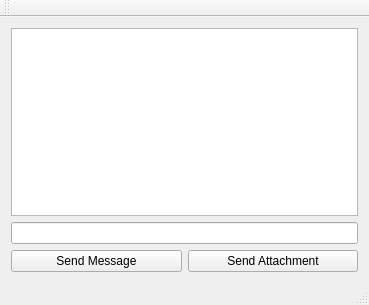
Qt form Project/Client/Client/mainwindow.ui (FinrodFelegund/Laborpraktikum) before a commit.
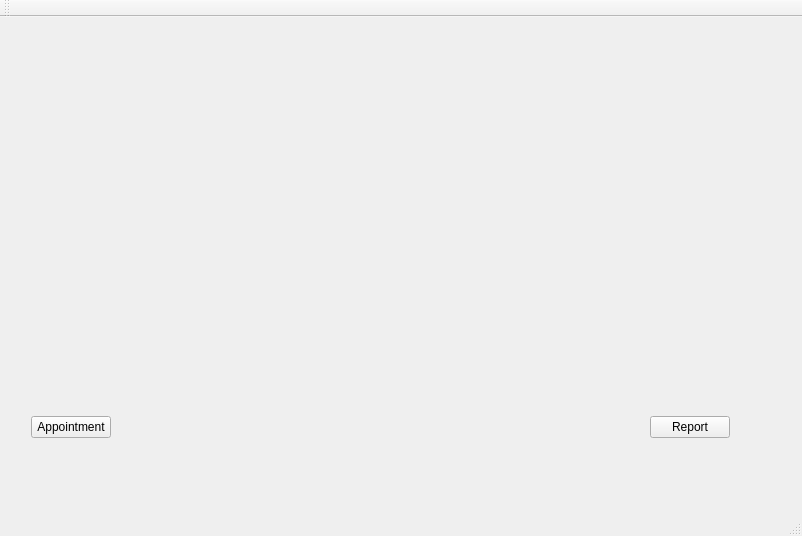
The same form after that commit.

Commit message: created appointment interface and started to establish a sending protocoll for sending and receiving messages to client and server

Diff of the .ui file:
```diff
--- a/Project/Client/Client/mainwindow.ui
+++ b/Project/Client/Client/mainwindow.ui
@@ -6,8 +6,8 @@
    <rect>
     <x>0</x>
     <y>0</y>
-    <width>369</width>
-    <height>305</height>
+    <width>802</width>
+    <height>536</height>
    </rect>
   </property>
   <property name="windowTitle">
@@ -17,52 +17,69 @@
    <string notr="true"/>
   </property>
   <widget class="QWidget" name="centralWidget">
-   <layout class="QGridLayout" name="gridLayout_2">
-    <item row="0" column="0">
-     <widget class="QTextBrowser" name="textBrowser_receivedMessages">
-      <property name="styleSheet">
-       <string notr="true"/>
-      </property>
-     </widget>
-    </item>
-    <item row="1" column="0">
-     <layout class="QGridLayout" name="gridLayout">
-      <item row="1" column="0">
-       <widget class="QPushButton" name="pushButton_sendMessage">
-        <property name="styleSheet">
-         <string notr="true"/>
-        </property>
+   <property name="maximumSize">
+    <size>
+     <width>746</width>
+     <height>16777215</height>
+    </size>
+   </property>
+   <widget class="QWidget" name="verticalLayoutWidget">
+    <property name="geometry">
+     <rect>
+      <x>0</x>
+      <y>9</y>
+      <width>741</width>
+      <height>341</height>
+     </rect>
+    </property>
+    <layout class="QVBoxLayout" name="verticalLayout_4">
+     <item>
+      <widget class="QStackedWidget" name="stackedWidget">
+       <widget class="QWidget" name="page_5"/>
+       <widget class="QWidget" name="page_6"/>
+      </widget>
+     </item>
+    </layout>
+   </widget>
+   <widget class="QWidget" name="horizontalLayoutWidget">
+    <property name="geometry">
+     <rect>
+      <x>20</x>
+      <y>370</y>
+      <width>721</width>
+      <height>80</height>
+     </rect>
+    </property>
+    <layout class="QHBoxLayout" name="horizontalLayout_3">
+     <item>
+      <widget class="QPushButton" name="appointmentButton">
         <property name="text">
-         <string>Send Message</string>
+        <string>Appointment</string>
         </property>
        </widget>
       </item>
-      <item row="1" column="1">
-       <widget class="QPushButton" name="pushButton_sendAttachment">
-        <property name="styleSheet">
-         <string notr="true"/>
-        </property>
-        <property name="text">
-         <string>Send Attachment</string>
-        </property>
-       </widget>
-      </item>
-      <item row="0" column="0" colspan="2">
-       <widget class="QLineEdit" name="lineEdit_message">
-        <property name="sizePolicy">
-         <sizepolicy hsizetype="Expanding" vsizetype="Fixed">
-          <horstretch>0</horstretch>
-          <verstretch>0</verstretch>
-         </sizepolicy>
-        </property>
-        <property name="styleSheet">
-         <string notr="true"/>
-        </property>
+     <item>
+      <spacer name="horizontalSpacer">
+       <property name="orientation">
+        <enum>Qt::Horizontal</enum>
+       </property>
+       <property name="sizeHint" stdset="0">
+        <size>
+         <width>20</width>
+         <height>20</height>
+        </size>
+       </property>
+      </spacer>
+     </item>
+     <item>
+      <widget class="QPushButton" name="reportButton">
+       <property name="text">
+        <string>Report</string>
+       </property>
        </widget>
       </item>
      </layout>
-    </item>
-   </layout>
+   </widget>
   </widget>
   <widget class="QMenuBar" name="menuBar">
    <property name="geometry">
```
Left out of the diff: 4 changed lines with no effect on the pictures. Lines whose indentation alone changed are shown as unchanged. The commit also changes 16 other files.
